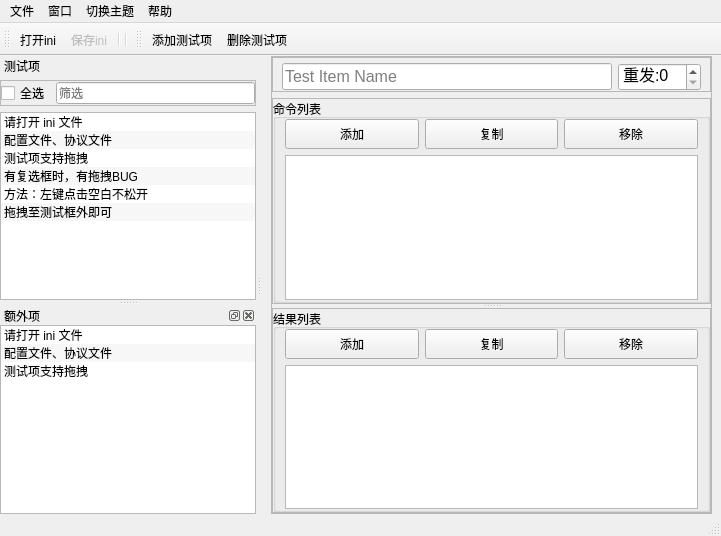
First picture: the form in mainwindow.ui, repository m-RNA/labview-ini-editor, before the edit.
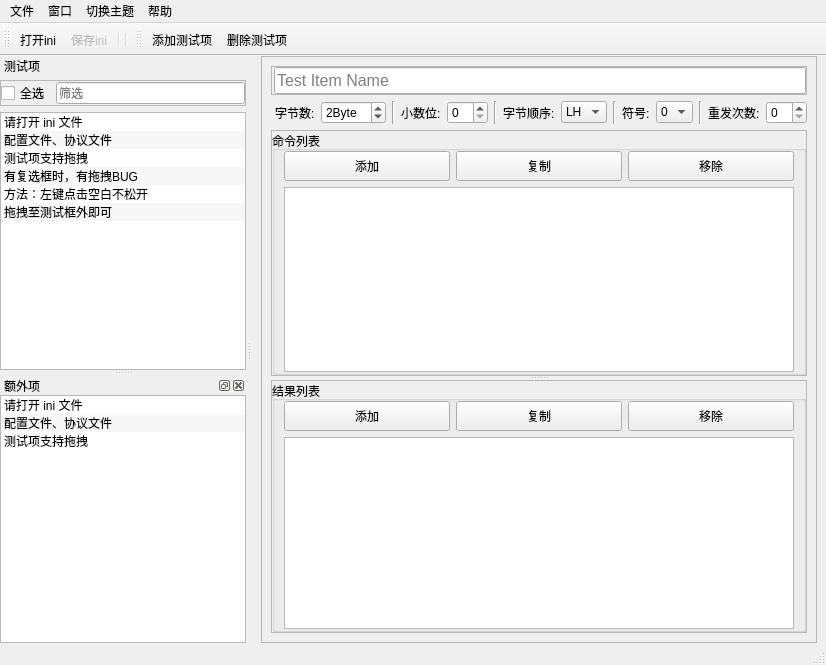
Second picture: the form after the edit. Custom widgets are drawn as their Qt base class.

```diff
--- a/mainwindow.ui
+++ b/mainwindow.ui
@@ -6,8 +6,8 @@
    <rect>
     <x>0</x>
     <y>0</y>
-    <width>721</width>
-    <height>536</height>
+    <width>826</width>
+    <height>665</height>
    </rect>
   </property>
   <property name="windowTitle">
@@ -24,7 +24,7 @@
     <property name="bottomMargin">
      <number>0</number>
     </property>
-    <item row="0" column="0">
+    <item row="0" column="1">
      <widget class="QFrame" name="frame_3">
       <property name="sizePolicy">
        <sizepolicy hsizetype="Preferred" vsizetype="Preferred">
@@ -39,18 +39,6 @@
        <enum>QFrame::Raised</enum>
       </property>
       <layout class="QVBoxLayout" name="verticalLayout">
-       <property name="leftMargin">
-        <number>0</number>
-       </property>
-       <property name="topMargin">
-        <number>0</number>
-       </property>
-       <property name="rightMargin">
-        <number>0</number>
-       </property>
-       <property name="bottomMargin">
-        <number>0</number>
-       </property>
        <item>
         <widget class="QFrame" name="frame">
          <property name="sizePolicy">
@@ -67,13 +55,13 @@
          </property>
          <layout class="QHBoxLayout" name="horizontalLayout_2">
           <property name="leftMargin">
-           <number>9</number>
+           <number>2</number>
           </property>
           <property name="topMargin">
-           <number>5</number>
+           <number>0</number>
           </property>
           <property name="rightMargin">
-           <number>9</number>
+           <number>0</number>
           </property>
           <property name="bottomMargin">
            <number>0</number>
@@ -106,37 +94,195 @@
             </property>
            </widget>
           </item>
-          <item>
-           <widget class="QSpinBox" name="spbxRepeatTimes">
-            <property name="sizePolicy">
-             <sizepolicy hsizetype="Fixed" vsizetype="Fixed">
-              <horstretch>0</horstretch>
-              <verstretch>0</verstretch>
-             </sizepolicy>
-            </property>
-            <property name="font">
-             <font>
-              <family>Microsoft YaHei UI</family>
-              <pointsize>12</pointsize>
-             </font>
-            </property>
-            <property name="toolTip">
-             <string>功能配置=重发次数( )</string>
-            </property>
-            <property name="suffix">
-             <string/>
-            </property>
-            <property name="prefix">
-             <string>重发:</string>
-            </property>
-            <property name="value">
-             <number>0</number>
-            </property>
-           </widget>
-          </item>
          </layout>
         </widget>
        </item>
+       <item>
+        <layout class="QHBoxLayout" name="horizontalLayout_3">
+         <property name="leftMargin">
+          <number>4</number>
+         </property>
+         <item>
+          <widget class="QLabel" name="label_5">
+           <property name="text">
+            <string>字节数:</string>
+           </property>
+          </widget>
+         </item>
+         <item>
+          <widget class="QSpinBox" name="spbxDataSize">
+           <property name="toolTip">
+            <string>数据占用字节的长度</string>
+           </property>
+           <property name="suffix">
+            <string>Byte</string>
+           </property>
+           <property name="prefix">
+            <string/>
+           </property>
+           <property name="maximum">
+            <number>99</number>
+           </property>
+           <property name="value">
+            <number>2</number>
+           </property>
+          </widget>
+         </item>
+         <item>
+          <widget class="Line" name="line">
+           <property name="orientation">
+            <enum>Qt::Vertical</enum>
+           </property>
+          </widget>
+         </item>
+         <item>
+          <widget class="QLabel" name="label_6">
+           <property name="text">
+            <string>小数位:</string>
+           </property>
+          </widget>
+         </item>
+         <item>
+          <widget class="QSpinBox" name="spbxDecPlace">
+           <property name="toolTip">
+            <string>小数点位置</string>
+           </property>
+           <property name="suffix">
+            <string/>
+           </property>
+           <property name="prefix">
+            <string/>
+           </property>
+           <property name="maximum">
+            <number>99</number>
+           </property>
+           <property name="value">
+            <number>0</number>
+           </property>
+          </widget>
+         </item>
+         <item>
+          <widget class="Line" name="line_2">
+           <property name="orientation">
+            <enum>Qt::Vertical</enum>
+           </property>
+          </widget>
+         </item>
+         <item>
+          <widget class="QLabel" name="label_4">
+           <property name="text">
+            <string>字节顺序:</string>
+           </property>
+          </widget>
+         </item>
+         <item>
+          <widget class="QComboBox" name="spbxByteOrder">
+           <property name="toolTip">
+            <string>&lt;html&gt;&lt;head/&gt;&lt;body&gt;&lt;p&gt;字节顺序：&lt;/p&gt;&lt;p&gt;LH 低位在前，高位在后&lt;/p&gt;&lt;p&gt;HL 高位在前，低位在后&lt;/p&gt;&lt;/body&gt;&lt;/html&gt;</string>
+           </property>
+           <item>
+            <property name="text">
+             <string>LH</string>
+            </property>
+           </item>
+           <item>
+            <property name="text">
+             <string>HL</string>
+            </property>
+           </item>
+          </widget>
+         </item>
+         <item>
+          <widget class="Line" name="line_3">
+           <property name="orientation">
+            <enum>Qt::Vertical</enum>
+           </property>
+          </widget>
+         </item>
+         <item>
+          <widget class="QLabel" name="label_3">
+           <property name="text">
+            <string>符号:</string>
+           </property>
+          </widget>
+         </item>
+         <item>
+          <widget class="QComboBox" name="cbSign">
+           <property name="toolTip">
+            <string>符号</string>
+           </property>
+           <property name="editable">
+            <bool>false</bool>
+           </property>
+           <item>
+            <property name="text">
+             <string>0</string>
+            </property>
+           </item>
+           <item>
+            <property name="text">
+             <string>1</string>
+            </property>
+           </item>
+          </widget>
+         </item>
+         <item>
+          <widget class="Line" name="line_4">
+           <property name="orientation">
+            <enum>Qt::Vertical</enum>
+           </property>
+          </widget>
+         </item>
+         <item>
+          <spacer name="horizontalSpacer">
+           <property name="orientation">
+            <enum>Qt::Horizontal</enum>
+           </property>
+           <property name="sizeHint" stdset="0">
+            <size>
+             <width>40</width>
+             <height>20</height>
+            </size>
+           </property>
+          </spacer>
+         </item>
+         <item>
+          <widget class="QLabel" name="label_7">
+           <property name="text">
+            <string>重发次数:</string>
+           </property>
+          </widget>
+         </item>
+         <item>
+          <widget class="QSpinBox" name="spbxRepeatTimes">
+           <property name="sizePolicy">
+            <sizepolicy hsizetype="Fixed" vsizetype="Fixed">
+             <horstretch>0</horstretch>
+             <verstretch>0</verstretch>
+            </sizepolicy>
+           </property>
+           <property name="font">
+            <font>
+             <family>Microsoft YaHei UI</family>
+             <pointsize>9</pointsize>
+            </font>
+           </property>
+           <property name="toolTip">
+            <string>功能配置=重发次数( )</string>
+           </property>
+           <property name="suffix">
+            <string/>
+           </property>
+           <property name="prefix">
+            <string/>
+           </property>
+           <property name="value">
+            <number>0</number>
+           </property>
+          </widget>
+         </item>
+        </layout>
+       </item>
        <item>
         <widget class="QSplitter" name="splitter">
          <property name="orientation">
@@ -170,6 +316,12 @@
            </property>
            <item row="0" column="1">
             <widget class="QGroupBox" name="groupBox">
+             <property name="sizePolicy">
+              <sizepolicy hsizetype="Preferred" vsizetype="Expanding">
+               <horstretch>0</horstretch>
+               <verstretch>0</verstretch>
+              </sizepolicy>
+             </property>
              <property name="font">
               <font>
                <family>Microsoft YaHei UI</family>
@@ -188,105 +340,6 @@
               <property name="bottomMargin">
                <number>0</number>
               </property>
-              <item row="1" column="0" colspan="3">
-               <widget class="QListWidget" name="lwTestCmd">
-                <property name="toolTip">
-                 <string>配置文件 [Test Item]</string>
-                </property>
-                <property name="editTriggers">
-                 <set>QAbstractItemView::NoEditTriggers</set>
-                </property>
-                <property name="dragEnabled">
-                 <bool>true</bool>
-                </property>
-                <property name="dragDropMode">
-                 <enum>QAbstractItemView::InternalMove</enum>
-                </property>
-                <property name="defaultDropAction">
-                 <enum>Qt::MoveAction</enum>
-                </property>
-                <property name="alternatingRowColors">
-                 <bool>true</bool>
-                </property>
-                <property name="flow">
-                 <enum>QListView::TopToBottom</enum>
-                </property>
-                <property name="isWrapping" stdset="0">
-                 <bool>false</bool>
-                </property>
-                <property name="resizeMode">
-                 <enum>QListView::Adjust</enum>
-                </property>
-                <property name="layoutMode">
-                 <enum>QListView::SinglePass</enum>
-                </property>
-                <property name="gridSize">
-                 <size>
-                  <width>0</width>
-                  <height>60</height>
-                 </size>
-                </property>
-                <property name="viewMode">
-                 <enum>QListView::ListMode</enum>
-                </property>
-                <property name="uniformItemSizes">
-                 <bool>true</bool>
-                </property>
-                <property name="wordWrap">
-                 <bool>false</bool>
-                </property>
-                <property name="selectionRectVisible">
-                 <bool>false</bool>
-                </property>
-                <property name="sortingEnabled">
-                 <bool>false</bool>
-                </property>
-               </widget>
-              </item>
-              <item row="0" column="0">
-               <widget class="QPushButton" name="btnAddTestICmd">
-                <property name="minimumSize">
-                 <size>
-                  <width>0</width>
-                  <height>30</height>
-                 </size>
-                </property>
-                <property name="font">
-                 <font>
-                  <family>Microsoft YaHei UI</family>
-                  <pointsize>9</pointsize>
-                 </font>
-                </property>
-                <property name="toolTip">
-                 <string>点击 添加命令</string>
-                </property>
-                <property name="text">
-                 <string>添加</string>
-                </property>
-               </widget>
-              </item>
-              <item row="0" column="1">
-               <widget class="QPushButton" name="btnCopyTestICmd">
-                <property name="minimumSize">
-                 <size>
-                  <width>0</width>
-                  <height>30</height>
-                 </size>
-                </property>
-                <property name="font">
-                 <font>
-                  <family>Microsoft YaHei UI</family>
-                  <pointsize>9</pointsize>
-                 </font>
-                </property>
-                <property name="toolTip">
-                 <string>点击 添加命令</string>
-                </property>
-                <property name="text">
-                 <string>复制</string>
-                </property>
-               </widget>
-              </item>
               <item row="0" column="2">
                <widget class="QPushButton" name="btnRemoveTestICmd">
                 <property name="minimumSize">
@@ -309,6 +362,105 @@
                 </property>
                </widget>
               </item>
+              <item row="0" column="1">
+               <widget class="QPushButton" name="btnCopyTestICmd">
+                <property name="minimumSize">
+                 <size>
+                  <width>0</width>
+                  <height>30</height>
+                 </size>
+                </property>
+                <property name="font">
+                 <font>
+                  <family>Microsoft YaHei UI</family>
+                  <pointsize>9</pointsize>
+                 </font>
+                </property>
+                <property name="toolTip">
+                 <string>点击 添加命令</string>
+                </property>
+                <property name="text">
+                 <string>复制</string>
+                </property>
+               </widget>
+              </item>
+              <item row="0" column="0">
+               <widget class="QPushButton" name="btnAddTestICmd">
+                <property name="minimumSize">
+                 <size>
+                  <width>0</width>
+                  <height>30</height>
+                 </size>
+                </property>
+                <property name="font">
+                 <font>
+                  <family>Microsoft YaHei UI</family>
+                  <pointsize>9</pointsize>
+                 </font>
+                </property>
+                <property name="toolTip">
+                 <string>点击 添加命令</string>
+                </property>
+                <property name="text">
+                 <string>添加</string>
+                </property>
+               </widget>
+              </item>
+              <item row="1" column="0" colspan="3">
+               <widget class="MyListWidget" name="lwTestCmd">
+                <property name="toolTip">
+                 <string>配置文件 [Test Item]</string>
+                </property>
+                <property name="editTriggers">
+                 <set>QAbstractItemView::NoEditTriggers</set>
+                </property>
+                <property name="dragEnabled">
+                 <bool>true</bool>
+                </property>
+                <property name="dragDropMode">
+                 <enum>QAbstractItemView::InternalMove</enum>
+                </property>
+                <property name="defaultDropAction">
+                 <enum>Qt::MoveAction</enum>
+                </property>
+                <property name="alternatingRowColors">
+                 <bool>true</bool>
+                </property>
+                <property name="flow">
+                 <enum>QListView::TopToBottom</enum>
+                </property>
+                <property name="isWrapping" stdset="0">
+                 <bool>false</bool>
+                </property>
+                <property name="resizeMode">
+                 <enum>QListView::Adjust</enum>
+                </property>
+                <property name="layoutMode">
+                 <enum>QListView::SinglePass</enum>
+                </property>
+                <property name="gridSize">
+                 <size>
+                  <width>0</width>
+                  <height>85</height>
+                 </size>
+                </property>
+                <property name="viewMode">
+                 <enum>QListView::ListMode</enum>
+                </property>
+                <property name="uniformItemSizes">
+                 <bool>true</bool>
+                </property>
+                <property name="wordWrap">
+                 <bool>false</bool>
+                </property>
+                <property name="selectionRectVisible">
+                 <bool>false</bool>
+                </property>
+                <property name="sortingEnabled">
+                 <bool>false</bool>
+                </property>
+               </widget>
+              </item>
              </layout>
             </widget>
            </item>
@@ -316,7 +468,7 @@
          </widget>
          <widget class="QFrame" name="frame_4">
           <property name="sizePolicy">
-           <sizepolicy hsizetype="Preferred" vsizetype="Maximum">
+           <sizepolicy hsizetype="Preferred" vsizetype="Minimum">
             <horstretch>1</horstretch>
             <verstretch>0</verstretch>
            </sizepolicy>
@@ -348,6 +500,12 @@
            </property>
            <item row="0" column="1">
             <widget class="QGroupBox" name="groupBox_2">
+             <property name="sizePolicy">
+              <sizepolicy hsizetype="Preferred" vsizetype="Minimum">
+               <horstretch>0</horstretch>
+               <verstretch>0</verstretch>
+              </sizepolicy>
+             </property>
              <property name="font">
               <font>
                <family>Microsoft YaHei UI</family>
@@ -501,8 +659,8 @@
     <rect>
      <x>0</x>
      <y>0</y>
-     <width>721</width>
-     <height>23</height>
+     <width>826</width>
+     <height>22</height>
     </rect>
    </property>
    <widget class="QMenu" name="menu">
@@ -924,6 +1082,13 @@
    </property>
   </action>
  </widget>
+ <customwidgets>
+  <customwidget>
+   <class>MyListWidget</class>
+   <extends>QListWidget</extends>
+   <header location="global">mylistwidget.h</header>
+  </customwidget>
+ </customwidgets>
  <resources/>
  <connections/>
 </ui>
```
Left out of the diff: 6 changed lines with no effect on the pictures.
